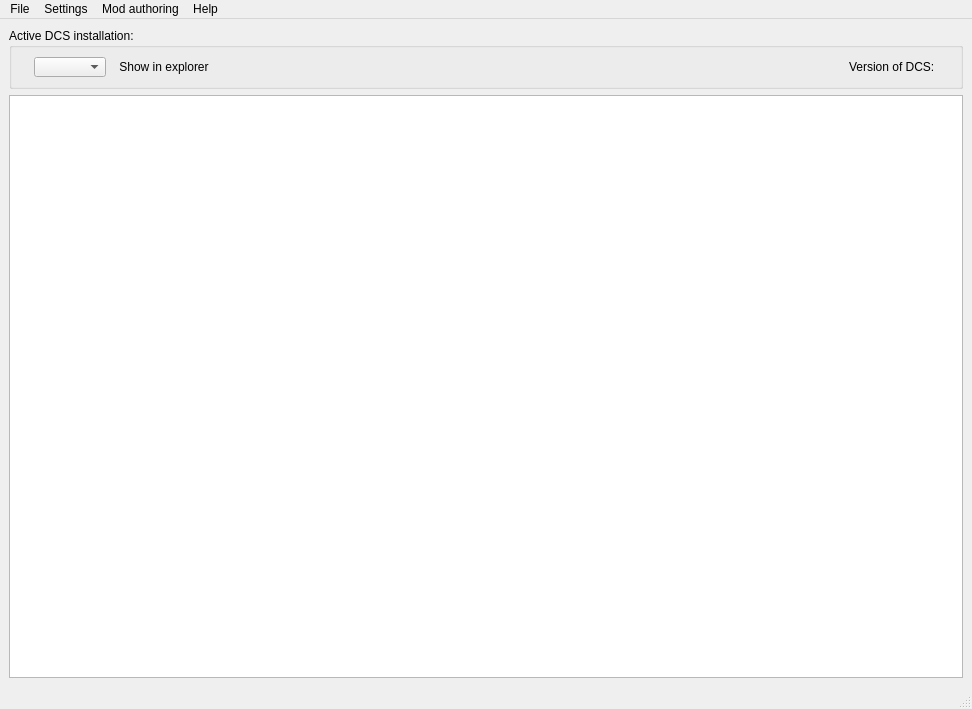
Above: src/ui/skeletons/main.ui from 132nd-etcher/EASI before the change. Below: the same form after it.
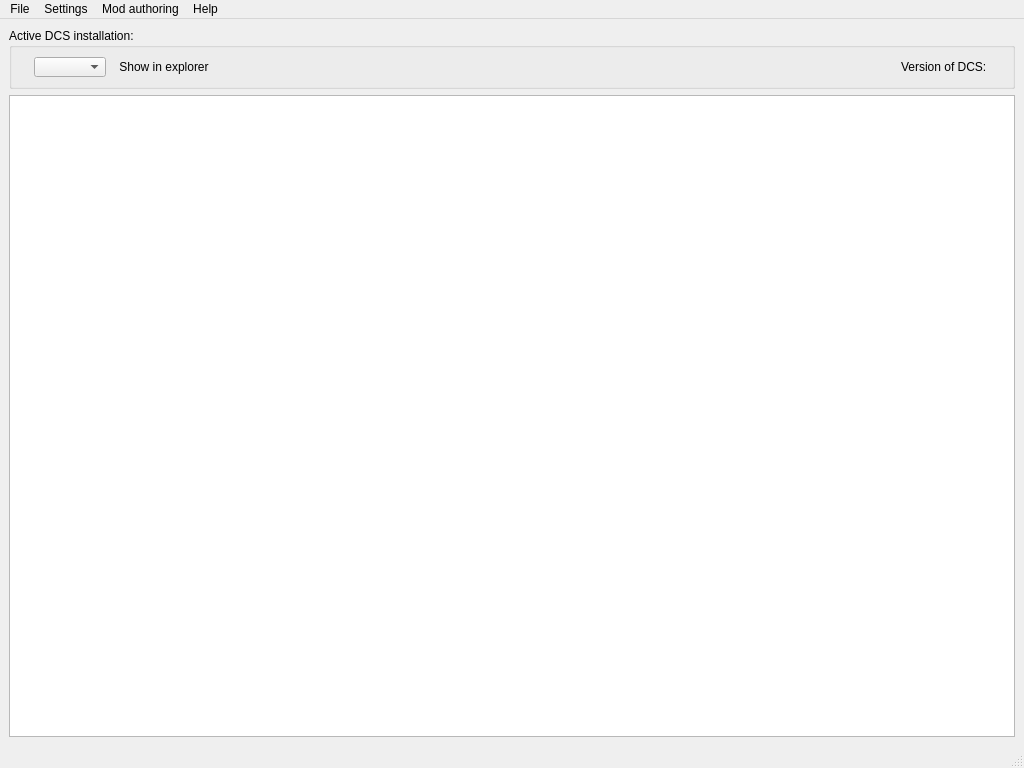
That is the form after the change. Icons and pictures are not drawn.

Diff of the .ui file:
```diff
--- a/src/ui/skeletons/main.ui
+++ b/src/ui/skeletons/main.ui
@@ -6,8 +6,8 @@
    <rect>
     <x>0</x>
     <y>0</y>
-    <width>972</width>
-    <height>709</height>
+    <width>1024</width>
+    <height>768</height>
    </rect>
   </property>
   <property name="windowTitle">
@@ -115,7 +115,7 @@
     <rect>
      <x>0</x>
      <y>0</y>
-     <width>972</width>
+     <width>1024</width>
      <height>21</height>
     </rect>
    </property>
```
